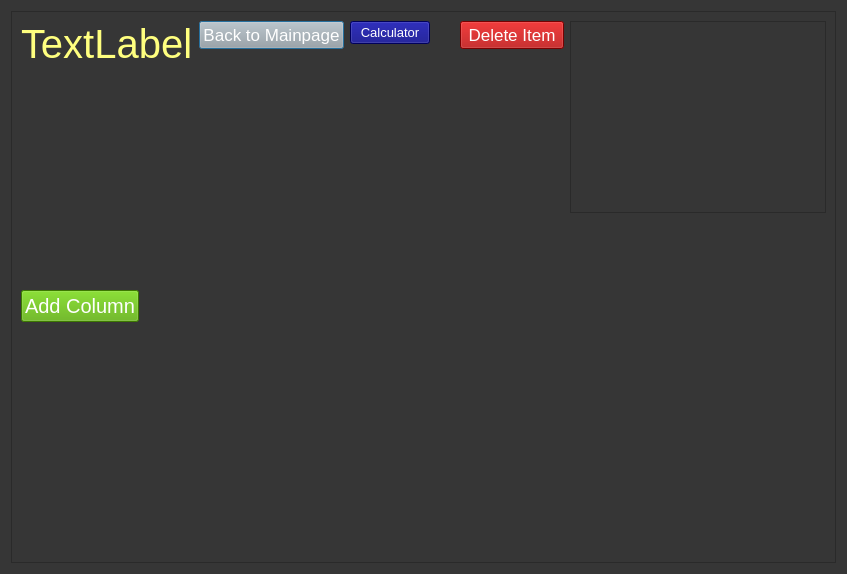
Before: the Qt Designer form newboard.ui in Astagfiru/windower, drawn with Qt 5.
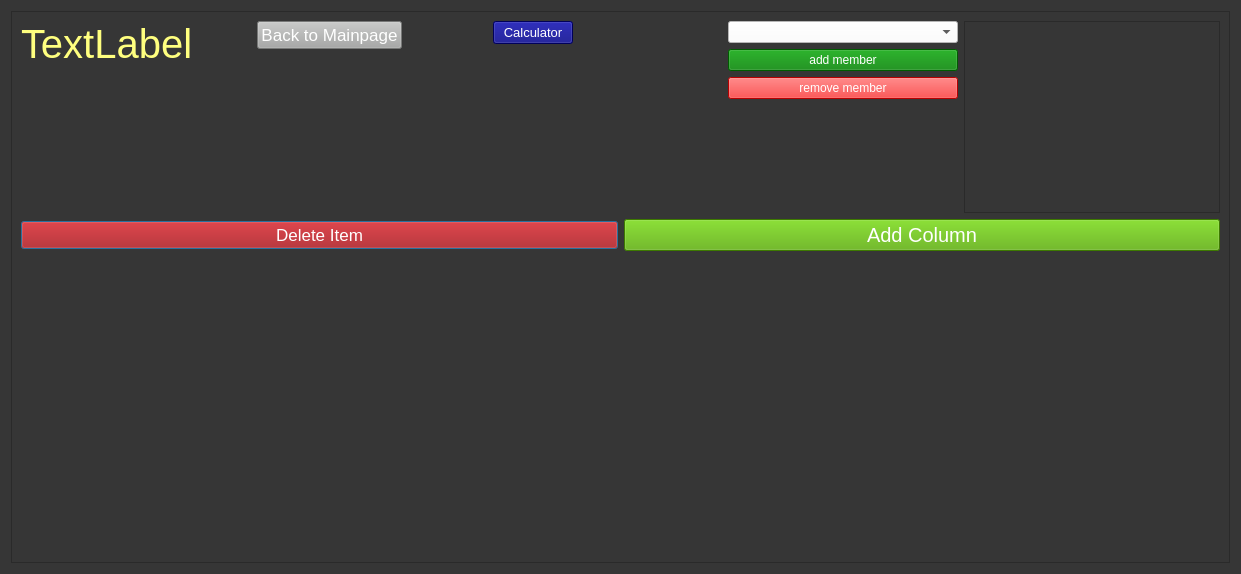
After: the same form once the commit is applied.

What changed in the file:
```diff
--- a/newboard.ui
+++ b/newboard.ui
@@ -6,7 +6,7 @@
    <rect>
     <x>0</x>
     <y>0</y>
-    <width>847</width>
+    <width>1241</width>
     <height>574</height>
    </rect>
   </property>
@@ -27,12 +27,43 @@
        <rect>
         <x>0</x>
         <y>0</y>
-        <width>823</width>
-        <height>550</height>
+        <width>1221</width>
+        <height>554</height>
        </rect>
       </property>
       <layout class="QGridLayout" name="gridLayout_2">
-       <item row="0" column="0">
+       <item row="4" column="0">
+        <layout class="QHBoxLayout" name="horizontalLayout">
+         <item>
+          <widget class="QPushButton" name="deleteitembutton">
+           <property name="styleSheet">
+            <string notr="true">background-color: rgb(170, 0, 0);
+color:rgb(255, 255, 255);
+font-size:13pt</string>
+           </property>
+           <property name="text">
+            <string>Delete Item</string>
+           </property>
+          </widget>
+         </item>
+         <item>
+          <widget class="QPushButton" name="addcolumnbutton">
+           <property name="styleSheet">
+            <string notr="true">color:rgb(255, 255, 255);
+background-color:rgb(85, 170, 0);
+font-size:15pt;</string>
+           </property>
+           <property name="text">
+            <string>Add Column</string>
+           </property>
+          </widget>
+         </item>
+        </layout>
+       </item>
+       <item row="5" column="0" rowspan="4">
+        <layout class="QHBoxLayout" name="hrlayout"/>
+       </item>
+       <item row="0" column="0" rowspan="2">
         <layout class="QHBoxLayout" name="horizontalLayout_2">
          <item alignment="Qt::AlignLeft|Qt::AlignTop">
           <widget class="QLabel" name="boardnamelabel">
@@ -69,17 +100,51 @@
            </property>
           </widget>
          </item>
-         <item alignment="Qt::AlignTop">
-          <widget class="QPushButton" name="deleteitembutton">
-           <property name="styleSheet">
-            <string notr="true">background-color: rgb(170, 0, 0);
-color:rgb(255, 255, 255);
-font-size:13pt</string>
-           </property>
-           <property name="text">
-            <string>Delete Item</string>
-           </property>
-          </widget>
+         <item>
+          <layout class="QVBoxLayout" name="verticalLayout">
+           <item>
+            <widget class="QComboBox" name="comboBox_2">
+             <property name="styleSheet">
+              <string notr="true">background-color:white;
+color:black;</string>
+             </property>
+            </widget>
+           </item>
+           <item alignment="Qt::AlignTop">
+            <widget class="QPushButton" name="pushButton">
+             <property name="sizePolicy">
+              <sizepolicy hsizetype="Minimum" vsizetype="Minimum">
+               <horstretch>0</horstretch>
+               <verstretch>1</verstretch>
+              </sizepolicy>
+             </property>
+             <property name="styleSheet">
+              <string notr="true">color: white;
+background-color: green;</string>
+             </property>
+             <property name="text">
+              <string>add member</string>
+             </property>
+            </widget>
+           </item>
+           <item alignment="Qt::AlignTop">
+            <widget class="QPushButton" name="pushButton_2">
+             <property name="sizePolicy">
+              <sizepolicy hsizetype="Minimum" vsizetype="Minimum">
+               <horstretch>0</horstretch>
+               <verstretch>9</verstretch>
+              </sizepolicy>
+             </property>
+             <property name="styleSheet">
+              <string notr="true">color: white;
+background-color: red;</string>
+             </property>
+             <property name="text">
+              <string>remove member</string>
+             </property>
+            </widget>
+           </item>
+          </layout>
          </item>
          <item alignment="Qt::AlignRight|Qt::AlignTop">
           <widget class="QListWidget" name="memberlist">
@@ -89,21 +154,10 @@
              <height>16777215</height>
             </size>
            </property>
-          </widget>
-         </item>
-        </layout>
-       </item>
-       <item row="1" column="0">
-        <layout class="QHBoxLayout" name="hrlayout">
-         <item alignment="Qt::AlignLeft|Qt::AlignTop">
-          <widget class="QPushButton" name="addcolumnbutton">
            <property name="styleSheet">
             <string notr="true">color:rgb(255, 255, 255);
-background-color:rgb(85, 170, 0);
-font-size:15pt;</string>
-           </property>
-           <property name="text">
-            <string>Add Column</string>
+font-size:15pt;
+</string>
            </property>
           </widget>
          </item>
```
